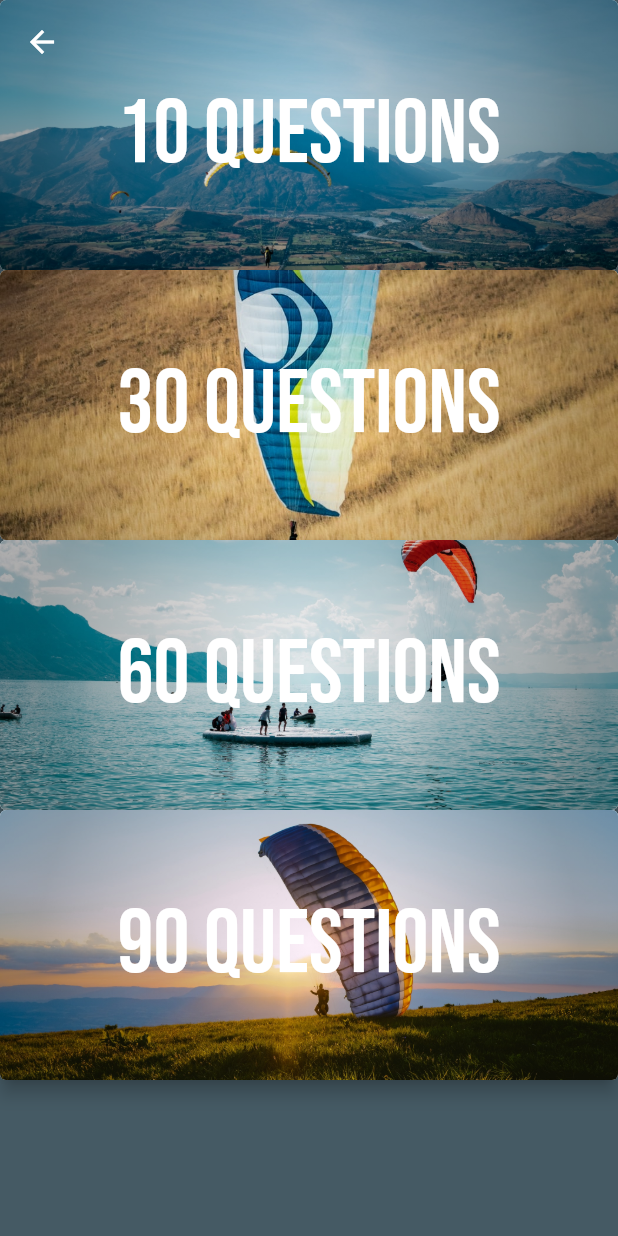
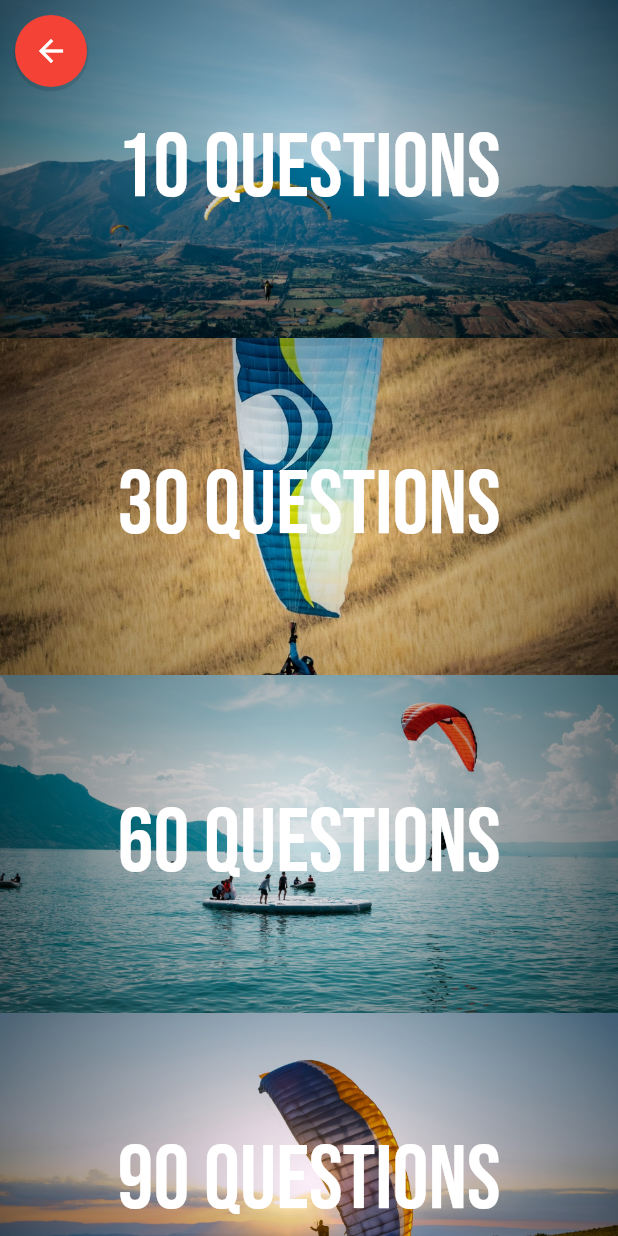
Before and after one commit to Aloysb/quizz_ffv, a Flutter app: the ChooseQuestionsView screen opened directly, on a phone screen of 412 x 824 dp. Run offline on Flutter 3.47's test engine with Material 2 defaults, Android fonts, the phone set to English and light mode, and no system bars; our stand-ins replace csv, mvc_pattern.

Commit message:
Refactoring the choose level page

```diff
--- a/lib/views/ChooseLevelView.dart
+++ b/lib/views/ChooseLevelView.dart
@@ -10,7 +10,7 @@ class ChooseLevelView extends StatelessWidget {
         backgroundColor: Colors.lightBlue[900],
         title: Text('Niveau ?'),
       ),
-      body: ListView(
+      body: Column(
         children: [
           LevelCard(
             imagePath: 'assets/images/BI.jpg',
--- a/lib/views/ChooseQuestionsView.dart
+++ b/lib/views/ChooseQuestionsView.dart
@@ -5,10 +5,9 @@ class ChooseQuestionsView extends StatelessWidget {
   @override
   Widget build(BuildContext context) {
     return Scaffold(
-      backgroundColor: Colors.blueGrey[700],
-      extendBodyBehindAppBar: true,
-      appBar: AppBar(backgroundColor: Colors.transparent, elevation: 0),
-      body: ListView(
+      body: Stack(
+        children: [
+          ListView(
             padding: EdgeInsets.only(top: 0),
             children: [
               QuestionsCard(
@@ -29,6 +28,31 @@ class ChooseQuestionsView extends StatelessWidget {
               ),
             ],
           ),
+          SafeArea(
+            child: Container(
+              margin: EdgeInsets.all(10.0),
+              decoration: BoxDecoration(
+                shape: BoxShape.circle,
+                color: Colors.red,
+                boxShadow: [
+                  BoxShadow(
+                    color: Colors.black.withOpacity(.1),
+                    spreadRadius: 1.0,
+                    offset: Offset(0, 2),
+                  )
+                ],
+              ),
+              child: IconButton(
+                icon: Icon(Icons.arrow_back),
+                color: Colors.white,
+                onPressed: () {
+                  Navigator.pop(context);
+                },
+              ),
+            ),
+          )
+        ],
+      ),
     );
   }
 }
--- a/lib/views/component/QuestionsCard.dart
+++ b/lib/views/component/QuestionsCard.dart
@@ -20,11 +20,8 @@ class QuestionsCard extends StatelessWidget {
 
   @override
   Widget build(BuildContext context) {
-    return Card(
-      margin: EdgeInsets.all(0.0),
-      clipBehavior: Clip.antiAlias,
-      elevation: 5,
-      child: Container(
+    return Container(
+      height: 225.0,
       child: InkWell(
         onTap: () {
           Controller.setNumberOfQuestions(numberOfQuestions);
@@ -33,10 +30,10 @@ class QuestionsCard extends StatelessWidget {
         child: Stack(
           children: [
             Container(
+              height: double.infinity,
               alignment: Alignment.center,
               child: Image.asset(
                 this.imagePath,
-                  height: 180.0,
                 width: double.infinity,
                 fit: BoxFit.cover,
               ),
@@ -49,14 +46,12 @@ class QuestionsCard extends StatelessWidget {
                 gradient: RadialGradient(
                   colors: [
                     Colors.transparent,
-                      Colors.black.withOpacity(.3),
+                    Colors.black.withOpacity(.5),
                   ],
                   radius: 1,
-                    // stops: [0.0, 0.5],
                 ),
               ),
               alignment: Alignment.center,
-                height: 180.0,
               child: Text(
                 '${this.numberOfQuestions.toString()} questions',
                 style: TextStyle(
@@ -69,7 +64,6 @@ class QuestionsCard extends StatelessWidget {
           ],
         ),
       ),
-      ),
     );
   }
 }
```
Lines whose indentation alone changed are shown as unchanged.
